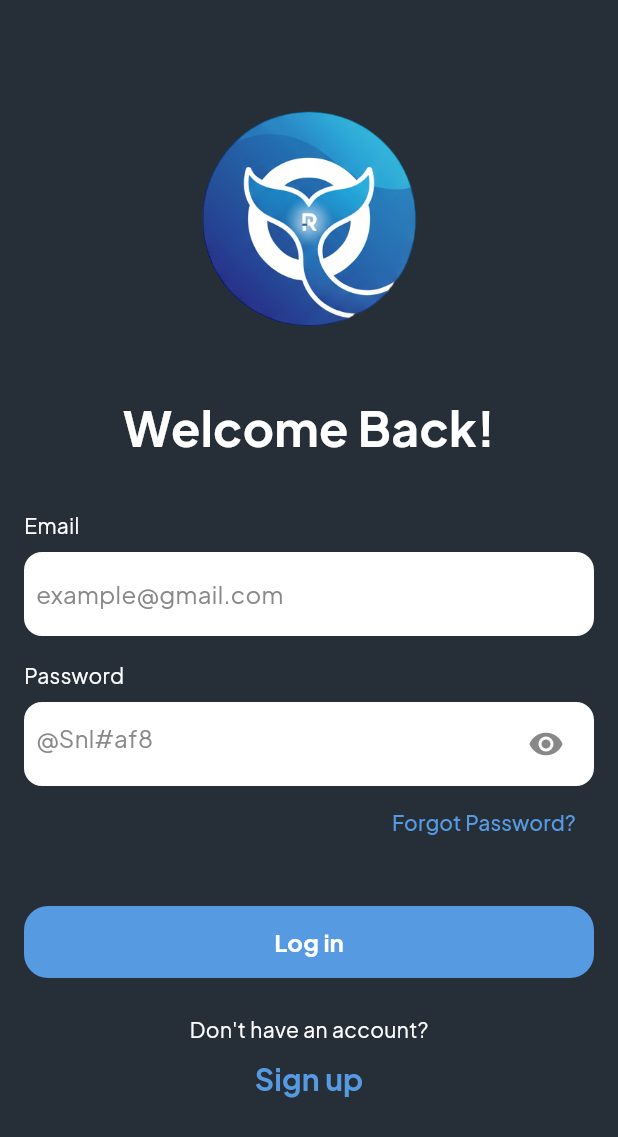
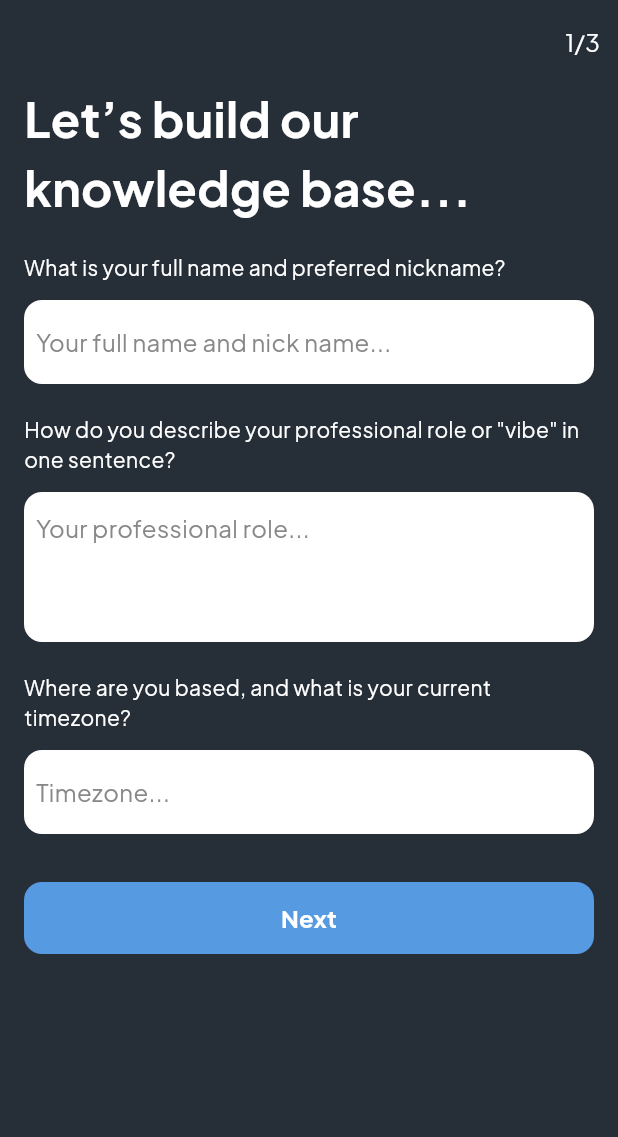
Before and after one commit to zawhtetnaing10/orcal_ai_flutter, a Flutter app: the screen it shows after launch, on a phone screen of 412 x 824 dp. Shown: the top 1137 px of the screen. Run offline on Flutter 3.47's test engine with Material 3 defaults, Android fonts, the phone set to English and light mode, and no system bars; our stand-ins replace cloud_firestore, dio, firebase_auth, firebase_core, flutter_bloc, flutter_timezone and 3 more; accounts and stored records are empty; generated files the repository leaves out were written again.

Commit message:
Add knowledge base one screen ui complete

```diff
--- a/lib/main.dart
+++ b/lib/main.dart
@@ -2,6 +2,9 @@ import 'package:flutter/material.dart';
 import 'package:go_router/go_router.dart';
 import 'package:orcal_ai_flutter/network/firebase/firebase_service.dart';
 import 'package:firebase_core/firebase_core.dart';
+import 'package:orcal_ai_flutter/screens/add_knowledge_base_one_screen.dart';
+import 'package:orcal_ai_flutter/screens/add_knowledge_base_three_screen.dart';
+import 'package:orcal_ai_flutter/screens/add_knowledge_base_two_screen.dart';
 import 'package:orcal_ai_flutter/screens/login_screen.dart';
 import 'package:orcal_ai_flutter/screens/create_account_screen.dart';
 import 'package:orcal_ai_flutter/utils/routes.dart';
@@ -22,42 +25,53 @@ class MyApp extends StatelessWidget {
 
   // Router Set up
   final GoRouter _router = GoRouter(
-    initialLocation: kLoginPath,
+    // TODO: - Change back after testing
+    //initialLocation: kLoginPath,
+    initialLocation: kAddKnowledgeBaseOnePath,
     routes: [
       GoRoute(
         path: kLoginPath,
         name: kLoginRoute,
-        pageBuilder: (context, state) {
-          return CustomTransitionPage(
-            key: state.pageKey,
-            child: const LoginScreen(),
-            transitionsBuilder: (context, animation, secondaryAnimation, child) {
-              return FadeTransition(
-                opacity: CurveTween(curve: Curves.easeInOut).animate(animation),
-                child: child,
-              );
-            },
-          );
-        },
+        pageBuilder: createPageBuilder(const LoginScreen()),
       ),
       GoRoute(
         path: kRegisterPath,
         name: kRegisterRoute,
-        pageBuilder: (context, state) {
-          return CustomTransitionPage(
-            key: state.pageKey,
-            child: const CreateAccountScreen(),
-            transitionsBuilder: (context, animation, secondaryAnimation, child) {
-              return FadeTransition(
-                opacity: CurveTween(curve: Curves.easeInOut).animate(animation),
-                child: child,
-              );
-            },
-          );
-        },
+        pageBuilder: createPageBuilder(const CreateAccountScreen()),
+      ),
+      GoRoute(
+        path: kAddKnowledgeBaseOnePath,
+        name: kAddKnowledgeBaseOneRoute,
+        pageBuilder: createPageBuilder(const AddKnowledgeBaseOneScreen()),
+      ),
+      GoRoute(
+        path: kAddKnowledgeBaseTwoPath,
+        name: kAddKnowledgeBaseTwoRoute,
+        pageBuilder: createPageBuilder(const AddKnowledgeBaseTwoScreen()),
+      ),
+      GoRoute(
+        path: kAddKnowledgeBaseThreePath,
+        name: kAddKnowledgeBaseThreeRoute,
+        pageBuilder: createPageBuilder(const AddKnowledgeBaseThreeScreen()),
       ),
     ],
   );
+
+  /// Returns the page level widget for go router together with page transition.
+  static Page<dynamic> Function(BuildContext, GoRouterState)? createPageBuilder(Widget screenWidget){
+    return (context, state) {
+      return CustomTransitionPage(
+        key: state.pageKey,
+        child: screenWidget,
+        transitionsBuilder: (context, animation, secondaryAnimation, child) {
+          return FadeTransition(
+            opacity: CurveTween(curve: Curves.easeInOut).animate(animation),
+            child: child,
+          );
+        },
+      );
+    };
+  }
 
   @override
   Widget build(BuildContext context) {
--- /dev/null
+++ b/lib/screens/add_knowledge_base_one_screen.dart
@@ -0,0 +1,95 @@
+import 'package:flutter/material.dart';
+import 'package:go_router/go_router.dart';
+import 'package:orcal_ai_flutter/utils/colors.dart';
+import 'package:orcal_ai_flutter/utils/dimens.dart';
+import 'package:orcal_ai_flutter/utils/routes.dart';
+import 'package:orcal_ai_flutter/utils/strings.dart';
+import 'package:orcal_ai_flutter/widgets/orcal_primary_button.dart';
+import 'package:orcal_ai_flutter/widgets/orcal_text_area.dart'
+    show OrcalTextArea;
+import 'package:orcal_ai_flutter/widgets/orcal_textfield.dart';
+import 'package:orcal_ai_flutter/widgets/orcal_timezone_picker.dart';
+
+class AddKnowledgeBaseOneScreen extends StatelessWidget {
+  const AddKnowledgeBaseOneScreen({super.key});
+
+  @override
+  Widget build(BuildContext context) {
+    return Scaffold(
+      backgroundColor: kBackgroundColor,
+      appBar: AppBar(
+        backgroundColor: kBackgroundColor,
+        actions: [
+          Padding(
+            padding: EdgeInsets.symmetric(horizontal: kMarginCardMedium2),
+            child: Text(
+              "1/3",
+              style: TextStyle(color: Colors.white, fontSize: kTextRegular2X),
+            ),
+          ),
+        ],
+      ),
+      body: SizedBox(
+        width: MediaQuery.of(context).size.width,
+        height: MediaQuery.of(context).size.height,
+        child: Padding(
+          padding: EdgeInsets.symmetric(horizontal: kMarginMedium2),
+          child: Column(
+            crossAxisAlignment: CrossAxisAlignment.start,
+            children: [
+              Text(
+                kLetsBuildOurKnowledgeBase,
+                style: TextStyle(
+                  fontSize: kTextBig,
+                  color: Colors.white,
+                  fontWeight: FontWeight.bold,
+                ),
+              ),
+
+              Padding(
+                padding: EdgeInsets.only(top: kMarginMedium3),
+                child: OrcalTextFieldWithLabel(
+                  label: "What is your full name and preferred nickname?",
+                  hint: "Your full name and nick name...",
+                  onTextChanged: (input) {},
+                ),
+              ),
+
+              Padding(
+                padding: EdgeInsets.only(top: kMarginMedium3),
+                child: OrcalTextArea(
+                  label:
+                      "How do you describe your professional role or \"vibe\" in one sentence?",
+                  hint: "Your professional role...",
+                  onChanged: (input) {},
+                ),
+              ),
+
+              Padding(
+                padding: EdgeInsets.only(top: kMarginMedium3),
+                child: OrcalTimezonePicker(
+                  label:
+                      "Where are you based, and what is your current timezone?",
+                  hint: "Timezone...",
+                  onTimezonePicked: (timezone) {},
+                ),
+              ),
+
+              Padding(
+                padding: EdgeInsets.only(top: kMarginXLarge),
+                child: SizedBox(
+                  width: double.infinity,
+                  height: kMarginXXLarge,
+                  child: OrcalPrimaryButton(label: "Next", onPressed: () {
+                    // TODO: - Notify Bloc
+                    context.pushNamed(kAddKnowledgeBaseTwoRoute);
+                  }),
+                ),
+              ),
+            ],
+          ),
+        ),
+      ),
+    );
+  }
+}
--- a/lib/screens/create_account_screen.dart
+++ b/lib/screens/create_account_screen.dart
@@ -109,7 +109,7 @@ class CreateAccountBody extends StatelessWidget {
                     padding: EdgeInsets.only(top: kMarginXLarge),
                     child: SizedBox(
                       width: double.infinity,
-                      child: OrcalTextField(
+                      child: OrcalTextFieldWithLabel(
                         label: "Email",
                         hint: "example@gmail.com",
                         onTextChanged: (email) {
@@ -143,7 +143,7 @@ class CreateAccountBody extends StatelessWidget {
                     padding: EdgeInsets.only(top: kMarginMedium2),
                     child: SizedBox(
                       width: double.infinity,
-                      child: OrcalTextField(
+                      child: OrcalTextFieldWithLabel(
                         label: "Name",
                         hint: "Jack",
                         onTextChanged: (userName) {
--- a/lib/screens/login_screen.dart
+++ b/lib/screens/login_screen.dart
@@ -93,7 +93,7 @@ class LoginBody extends StatelessWidget {
                     padding: EdgeInsets.only(top: kMarginXLarge),
                     child: SizedBox(
                       width: double.infinity,
-                      child: OrcalTextField(
+                      child: OrcalTextFieldWithLabel(
                         label: "Email",
                         hint: "example@gmail.com",
                         onTextChanged: (email) {
--- a/lib/utils/dimens.dart
+++ b/lib/utils/dimens.dart
@@ -16,5 +16,6 @@ const kTextLarge = 24.0;
 const kTextBig = 32.0;
 
 const kTextFieldHeight = 56.0;
+const kTextAreaHeight = 100.0;
 const kDialogLogoSize = 100.0;
 const kLogoSize = 150.0;
--- a/lib/utils/routes.dart
+++ b/lib/utils/routes.dart
@@ -1,6 +1,12 @@
 // Navigation
 const kLoginPath = "/login";
 const kRegisterPath = "/register";
+const kAddKnowledgeBaseOnePath = "/addKnowledgeBaseOne";
+const kAddKnowledgeBaseTwoPath = "/addKnowledgeBaseTwo";
+const kAddKnowledgeBaseThreePath = "/addKnowledgeBaseThree";
 
 const kLoginRoute = "loginRoute";
 const kRegisterRoute = "registerRoute";
+const kAddKnowledgeBaseOneRoute = "addKnowledgeBaseOneRoute";
+const kAddKnowledgeBaseTwoRoute = "addKnowledgeBaseTwoRoute";
+const kAddKnowledgeBaseThreeRoute = "addKnowledgeBaseThreeRoute";
--- /dev/null
+++ b/lib/utils/strings.dart
@@ -0,0 +1 @@
+const String kLetsBuildOurKnowledgeBase = "Let’s build our knowledge base...";
--- a/lib/widgets/orcal_primary_button.dart
+++ b/lib/widgets/orcal_primary_button.dart
@@ -21,7 +21,7 @@ class OrcalPrimaryButton extends StatelessWidget {
         backgroundColor: kPrimaryColor,
         foregroundColor: Colors.white,
         shape: RoundedRectangleBorder(
-          borderRadius: BorderRadius.circular(kMarginMedium2),
+          borderRadius: BorderRadius.circular(kMarginCardMedium2),
         ),
       ),
       child: Text(
--- /dev/null
+++ b/lib/widgets/orcal_text_area.dart
@@ -0,0 +1,46 @@
+import 'package:flutter/material.dart';
+import 'package:orcal_ai_flutter/utils/colors.dart';
+import 'package:orcal_ai_flutter/utils/dimens.dart';
+
+class OrcalTextArea extends StatelessWidget {
+  final String label;
+  final String hint;
+  final Function(String) onChanged;
+
+  const OrcalTextArea({
+    required this.label,
+    required this.hint,
+    required this.onChanged,
+    super.key,
+  });
+
+  @override
+  Widget build(BuildContext context) {
+    return Column(
+      spacing: kMarginCardMedium2,
+      children: [
+        Text(label, style: TextStyle(color: Colors.white)),
+        Container(
+          height: kTextAreaHeight,
+          decoration: BoxDecoration(
+            color: Colors.white,
+            borderRadius: BorderRadius.circular(kMarginCardMedium2),
+          ),
+          padding: EdgeInsets.symmetric(horizontal: kMarginMedium),
+          child: TextField(
+            maxLines: null,
+            onChanged: onChanged,
+            decoration: InputDecoration(
+              hint: Text(
+                hint,
+                style: TextStyle(color: kHintColor, fontSize: kTextRegular2X),
+              ),
+              border: InputBorder.none,
+            ),
+            style: TextStyle(color: Colors.black, fontSize: kTextRegular2X),
+          ),
+        ),
+      ],
+    );
+  }
+}
--- a/lib/widgets/orcal_textfield.dart
+++ b/lib/widgets/orcal_textfield.dart
@@ -2,12 +2,12 @@ import 'package:flutter/material.dart';
 import 'package:orcal_ai_flutter/utils/colors.dart';
 import 'package:orcal_ai_flutter/utils/dimens.dart';
 
-class OrcalTextField extends StatelessWidget {
+class OrcalTextFieldWithLabel extends StatelessWidget {
   final String label;
   final String hint;
   final Function(String) onTextChanged;
 
-  const OrcalTextField({
+  const OrcalTextFieldWithLabel({
     super.key,
     required this.label,
     required this.hint,
@@ -18,7 +18,7 @@ class OrcalTextField extends StatelessWidget {
   Widget build(BuildContext context) {
     return Column(
       crossAxisAlignment: CrossAxisAlignment.start,
-      spacing: kMarginMedium,
+      spacing: kMarginCardMedium2,
       children: [
         Text(label, style: TextStyle(color: Colors.white)),
         Container(
--- /dev/null
+++ b/lib/widgets/orcal_timezone_picker.dart
@@ -0,0 +1,186 @@
+import 'package:flutter/material.dart';
+import 'package:flutter_timezone/flutter_timezone.dart';
+import 'package:orcal_ai_flutter/utils/colors.dart';
+import 'package:orcal_ai_flutter/utils/dimens.dart';
+import 'package:orcal_ai_flutter/utils/widget_utils.dart';
+import 'package:orcal_ai_flutter/widgets/orcal_search_field.dart';
+
+class OrcalTimezonePicker extends StatefulWidget {
+  final Function(String) onTimezonePicked;
+  final String label;
+  final String hint;
+
+  const OrcalTimezonePicker({
+    super.key,
+    required this.onTimezonePicked,
+    required this.label,
+    required this.hint,
+  });
+
+  @override
+  State<OrcalTimezonePicker> createState() => _OrcalTimezonePickerState();
+}
+
+class _OrcalTimezonePickerState extends State<OrcalTimezonePicker> {
+  final TextEditingController _timezoneController = TextEditingController();
+
+  @override
+  Widget build(BuildContext context) {
+    return Column(
+      crossAxisAlignment: CrossAxisAlignment.start,
+      spacing: kMarginCardMedium2,
+      children: [
+        Text(widget.label, style: TextStyle(color: Colors.white)),
+        GestureDetector(
+          onTap: () {
+            showDialog(
+              barrierDismissible: false,
+              context: context,
+              builder: (context) {
+                return Dialog(
+                  backgroundColor: kBackgroundColor,
+                  insetPadding: EdgeInsets.symmetric(horizontal: kMarginLarge),
+                  child: TimezonePickerContent(
+                    onSelectTimezone: (timezone) {
+                      setState(() {
+                        _timezoneController.text = timezone;
+                      });
+                      widget.onTimezonePicked(timezone);
+                    },
+                  ),
+                );
+              },
+            );
+          },
+          child: Container(
+            height: kTextFieldHeight,
+            decoration: BoxDecoration(
+              color: Colors.white,
+              borderRadius: BorderRadius.circular(kMarginCardMedium2),
+            ),
+            padding: EdgeInsets.symmetric(horizontal: kMarginMedium),
+            child: Center(
+              child: TextField(
+                enabled: false,
+                controller: _timezoneController,
+                style: TextStyle(
+                  color: Colors.black,
+                  fontSize: kTextRegular2X,
+                ),
+                decoration: InputDecoration(
+                  hint: Text(
+                    widget.hint,
+                    style: TextStyle(
+                      color: kHintColor,
+                      fontSize: kTextRegular2X,
+                    ),
+                  ),
+                  border: InputBorder.none,
+                ),
+              ),
+            ),
+          ),
+        ),
+      ],
+    );
+  }
+}
+
+class TimezonePickerContent extends StatefulWidget {
+  final Function(String) onSelectTimezone;
+
+  const TimezonePickerContent({super.key, required this.onSelectTimezone});
+
+  @override
+  State<TimezonePickerContent> createState() => _TimezonePickerContentState();
+}
+
+class _TimezonePickerContentState extends State<TimezonePickerContent> {
+  List<String> allTimezones = [];
+  List<String> timezones = [];
+  final TextEditingController _searchController = TextEditingController();
+
+  @override
+  void initState() {
+    // TODO: implement initState here
+    super.initState();
+
+    /// Get available time zones
+    FlutterTimezone.getAvailableTimezones()
+        .then((timezones) {
+          setState(() {
+            List<String> allTimezones = timezones
+                .map((timezone) => timezone.identifier)
+                .toList();
+            this.allTimezones = allTimezones;
+            this.timezones = allTimezones;
+          });
+        })
+        .catchError((e) {
+          if (mounted) {
+            showErrorDialog(
+              context: context,
+              errorMessage: "Cannot fetch timezones $e",
+              onTapOk: () {},
+            );
+          }
+        });
+
+    /// Listener for search
+    _searchController.addListener(() {
+      setState(() {
+        if (_searchController.text.isNotEmpty) {
+          List<String> filteredTimeZones = allTimezones
+              .where(
+                (timezone) => timezone.toLowerCase().contains(
+                  _searchController.text.toLowerCase(),
+                ),
+              )
+              .toList();
+          timezones = filteredTimeZones;
+        } else {
+          timezones = allTimezones;
+        }
+      });
+    });
+  }
+
+  @override
+  Widget build(BuildContext context) {
+    return Padding(
+      padding: EdgeInsets.symmetric(
+        horizontal: kMarginMedium2,
+        vertical: kMarginMedium3,
+      ),
+      child: Column(
+        mainAxisSize: MainAxisSize.min,
+        children: [
+          OrcalSearchField(
+            controller: _searchController,
+            hint: "Search Timezone...",
+          ),
+          SizedBox(height: kMarginMedium),
+          SizedBox(
+            height: MediaQuery.of(context).size.height * 0.5,
+            child: ListView.builder(
+              itemCount: timezones.length,
+              itemBuilder: (context, index) {
+                return ListTile(
+                  contentPadding: EdgeInsets.zero,
+                  onTap: () {
+                    widget.onSelectTimezone(timezones[index]);
+                    Navigator.pop(context);
+                  },
+                  title: Text(
+                    timezones[index],
+                    style: TextStyle(color: Colors.white),
+                  ),
+                );
+              },
+            ),
+          ),
+        ],
+      ),
+    );
+  }
+}
--- a/pubspec.yaml
+++ b/pubspec.yaml
@@ -47,6 +47,7 @@ dependencies:
   flutter_bloc: ^9.1.1
   loading_animation_widget: ^1.3.0
 
+  flutter_timezone: ^5.0.1
 
 dev_dependencies:
   flutter_test:
```
Also changed, not shown: lib/screens/add_knowledge_base_three_screen.dart (added, +10 -0 lines), lib/screens/add_knowledge_base_two_screen.dart (added, +10 -0 lines), lib/widgets/orcal_search_field.dart (added, +50 -0 lines).
